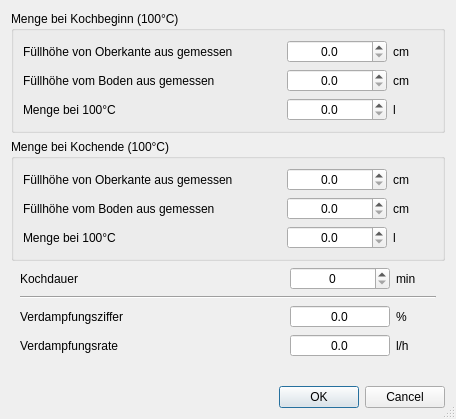
The window that kleiner-brauhelfer/dialogs/dlgverdampfung.ui (kleiner-brauhelfer/kleiner-brauhelfer-2) describes before a commit, drawn with Qt 5.
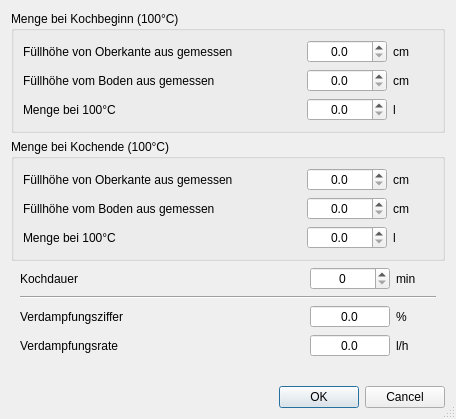
The same window after the commit. Custom widgets are drawn as their Qt base class.

Diff of the .ui file:
```diff
--- a/kleiner-brauhelfer/dialogs/dlgverdampfung.ui
+++ b/kleiner-brauhelfer/dialogs/dlgverdampfung.ui
@@ -47,7 +47,7 @@
        <widget class="DoubleSpinBox" name="dSpinBox_cmVonObenMenge1">
         <property name="minimumSize">
          <size>
-          <width>100</width>
+          <width>80</width>
           <height>0</height>
          </size>
         </property>
@@ -173,7 +173,7 @@
        <widget class="DoubleSpinBox" name="dSpinBox_cmVonObenMenge2">
         <property name="minimumSize">
          <size>
-          <width>100</width>
+          <width>80</width>
           <height>0</height>
          </size>
         </property>
@@ -377,7 +377,7 @@
       <widget class="SpinBox" name="spinBox_Kochdauer">
        <property name="minimumSize">
         <size>
-         <width>100</width>
+         <width>80</width>
          <height>0</height>
         </size>
        </property>
```
